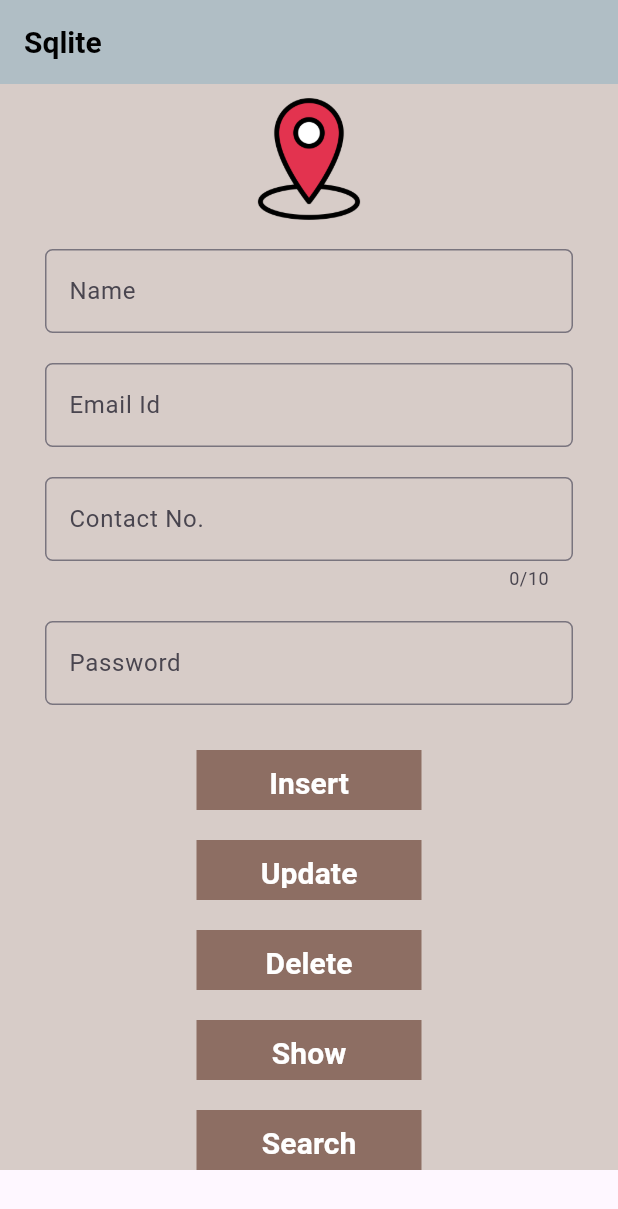
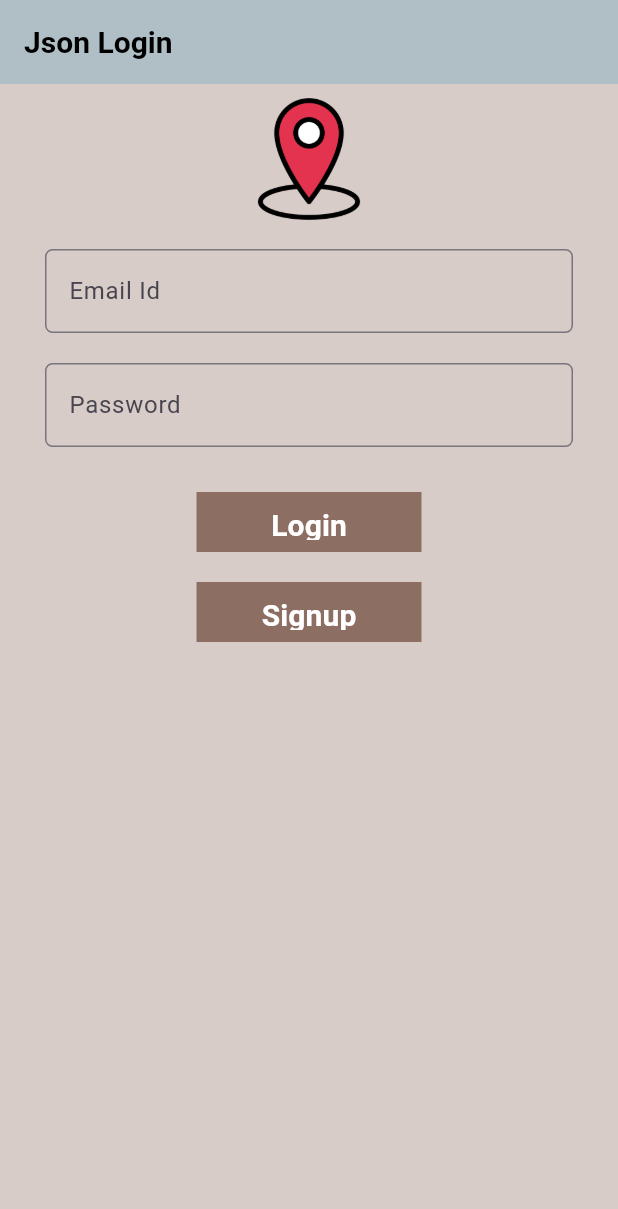
Before and after one commit to SagarKhatri24/ecommerce_on_25, a Flutter app: the screen it shows after launch, on a phone screen of 412 x 824 dp. Shown: the top 1209 px of the screen. Run offline on Flutter 3.47's test engine with Material 3 defaults, Android fonts, the light colour scheme and no system bars; our stand-ins replace connectivity_plus, fluttertoast, sqflite; accounts and stored records are empty.

Commit message:
Json Signup

```diff
--- /dev/null
+++ b/lib/constantSp.dart
@@ -0,0 +1,6 @@
+class ConstantSp{
+
+  static final String BASE_URL = "http://192.168.1.75/FinalInternshipOn/";
+  static final String SIGNUP_URL = BASE_URL + "signup.php";
+
+}
--- /dev/null
+++ b/lib/jsonLogin.dart
@@ -0,0 +1,150 @@
+import 'package:ecommerce_on_25/JsonSignup.dart';
+import 'package:flutter/material.dart';
+import 'package:fluttertoast/fluttertoast.dart';
+
+class JsonLoginApp extends StatelessWidget{
+
+  @override
+  Widget build(BuildContext context) {
+    // TODO: implement build
+    return MaterialApp(
+      debugShowCheckedModeBanner: false,
+      home: JsonLoginState(),
+    );
+  }
+}
+
+class JsonLoginState extends StatefulWidget{
+
+  @override
+  JsonLoginMain createState() => JsonLoginMain();
+
+}
+
+class JsonLoginMain extends State<JsonLoginState>{
+
+  GlobalKey<FormState> formKey = GlobalKey();
+  late String sEmail, sPassword;
+
+  @override
+  Widget build(BuildContext context) {
+    // TODO: implement build
+    return Scaffold(
+      appBar: AppBar(
+        title: Text(
+          "Json Login",
+          style: TextStyle(color: Colors.black, fontSize: 20.0, fontWeight: FontWeight.bold),
+        ),
+        backgroundColor: Colors.blueGrey.shade200,
+      ),
+      backgroundColor: Colors.brown.shade100,
+      body: SingleChildScrollView(
+        child: Container(
+          child: Center(
+            child: Column(
+              children: [
+                Image.asset(
+                  'asset/icons/map_pointer.png',
+                  width: 100.0,
+                  height: 100.0,
+                ),
+                Form(
+                  key: formKey,
+                  child: Column(
+                    children: [
+                      Padding(
+                        padding: const EdgeInsets.symmetric(horizontal: 30.0, vertical: 10.0),
+                        child: TextFormField(
+                          keyboardType: TextInputType.emailAddress,
+                          decoration: InputDecoration(
+                            border: OutlineInputBorder(
+                              borderRadius: BorderRadius.circular(5.0),
+                            ),
+                            hintText: "Enter Email Id",
+                            labelText: "Email Id"
+                          ),
+                          validator: (value){
+                            if(value!.isEmpty){
+                              return "Email Id Required";
+                            }
+                            else{
+                              return null;
+                            }
+                          },
+                          onSaved: (value){
+                            sEmail = value!;
+                          },
+                        ),
+                      ),
+                      Padding(
+                        padding: const EdgeInsets.symmetric(horizontal: 30.0, vertical: 10.0),
+                        child: TextFormField(
+                          obscureText: true,
+                          keyboardType: TextInputType.text,
+                          decoration: InputDecoration(
+                            border: OutlineInputBorder(
+                              borderRadius: BorderRadius.circular(5.0),
+                            ),
+                            hintText: "Enter Password",
+                            labelText: "Password"
+                          ),
+                          validator: (value){
+                            if(value!.isEmpty){
+                              return "Password Required";
+                            }
+                            else{
+                              return null;
+                            }
+                          },
+                          onSaved: (value){
+                            sPassword = value!;
+                          },
+                        ),
+                      ),
+                      Padding(
+                        padding: const EdgeInsets.only(top: 20.0),
+                        child: Container(
+                          width: 150.0,
+                          height: 40.0,
+                          color: Colors.brown.shade400,
+                          child: TextButton(
+                            onPressed: (){
+                              if(formKey.currentState!.validate()){
+                                formKey.currentState!.save();
+                              }
+                            },
+                            child: Text(
+                              "Login",
+                              style: TextStyle(color: Colors.white, fontWeight: FontWeight.bold,fontSize: 20.0),),
+                          ),
+                        ),
+                      ),
+                      Padding(
+                        padding: const EdgeInsets.only(top: 20.0),
+                        child: Container(
+                          width: 150.0,
+                          height: 40.0,
+                          color: Colors.brown.shade400,
+                          child: TextButton(
+                            onPressed: (){
+                              Navigator.push(context, MaterialPageRoute(builder: (_)=> JsonSignupState() ));
+                            },
+                            child: Text(
+                              "Signup",
+                              style: TextStyle(color: Colors.white, fontWeight: FontWeight.bold,fontSize: 20.0),),
+                          ),
+                        ),
+                      ),
+                    ],
+                  )
+                ),
+
+              ],
+            ),
+          ),
+        ),
+      ),
+    );
+  }
+
+}
--- a/lib/splash.dart
+++ b/lib/splash.dart
@@ -1,7 +1,9 @@
 import 'dart:async';
 
+import 'package:ecommerce_on_25/JsonSignup.dart';
 import 'package:ecommerce_on_25/bottom_nav.dart';
 import 'package:ecommerce_on_25/custom_list.dart';
+import 'package:ecommerce_on_25/jsonLogin.dart';
 import 'package:ecommerce_on_25/navigationDemo.dart';
 import 'package:ecommerce_on_25/sqliteDemo.dart';
 import 'package:ecommerce_on_25/tabDemo.dart';
@@ -41,7 +43,7 @@ class SplashMain extends State<SplashState>{
     return new Timer(
       Duration(seconds: 3),
       (){
-        Navigator.push(context, MaterialPageRoute(builder: (_)=> SqliteApp()));
+        Navigator.push(context, MaterialPageRoute(builder: (_)=> JsonLoginApp()));
       }
     );
   }
--- a/pubspec.yaml
+++ b/pubspec.yaml
@@ -38,6 +38,8 @@ dependencies:
   fluttertoast: ^8.2.12
   sqflite: ^2.4.1
   path_provider: ^2.1.5
+  connectivity_plus: ^6.1.3
+  http: ^1.3.0
 
 dev_dependencies:
   flutter_test:
```
Also changed, not shown: lib/jsonSignup.dart (added, +333 -0 lines), pubspec.lock, 3 other files.
